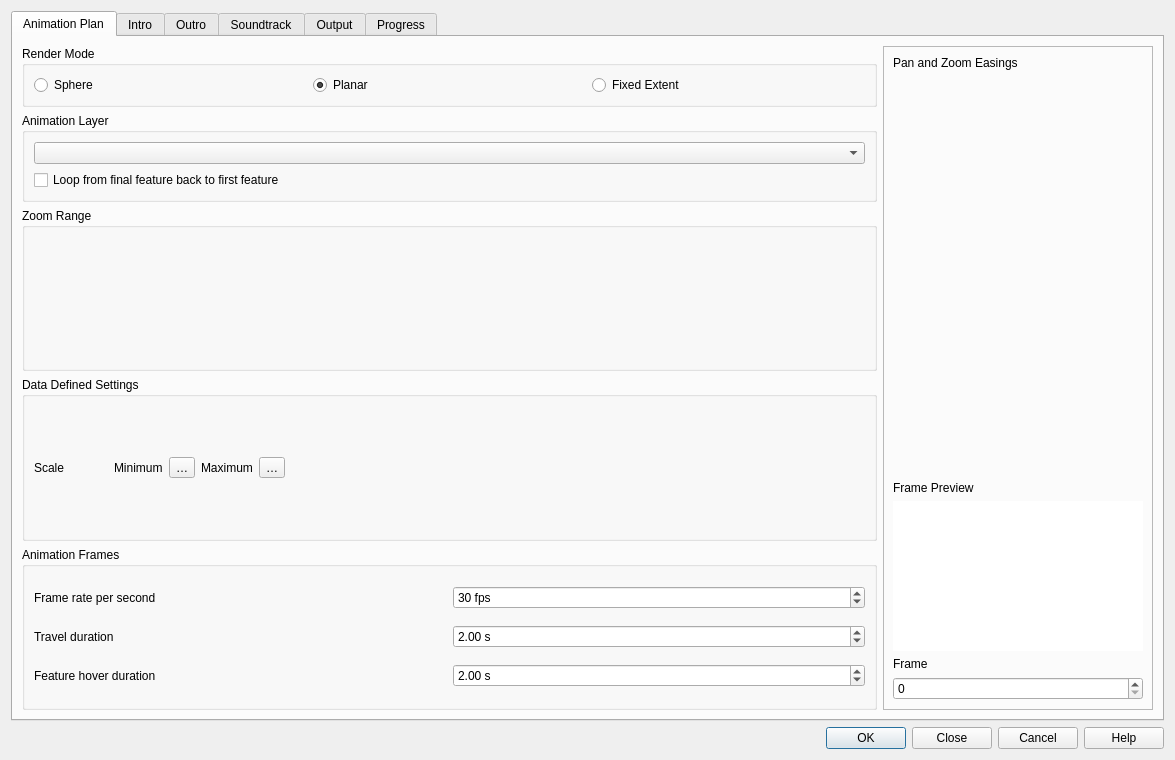
timlinux/QGISAnimationWorkbench, file animation_workbench/ui/animation_workbench_base.ui: the form before one commit.
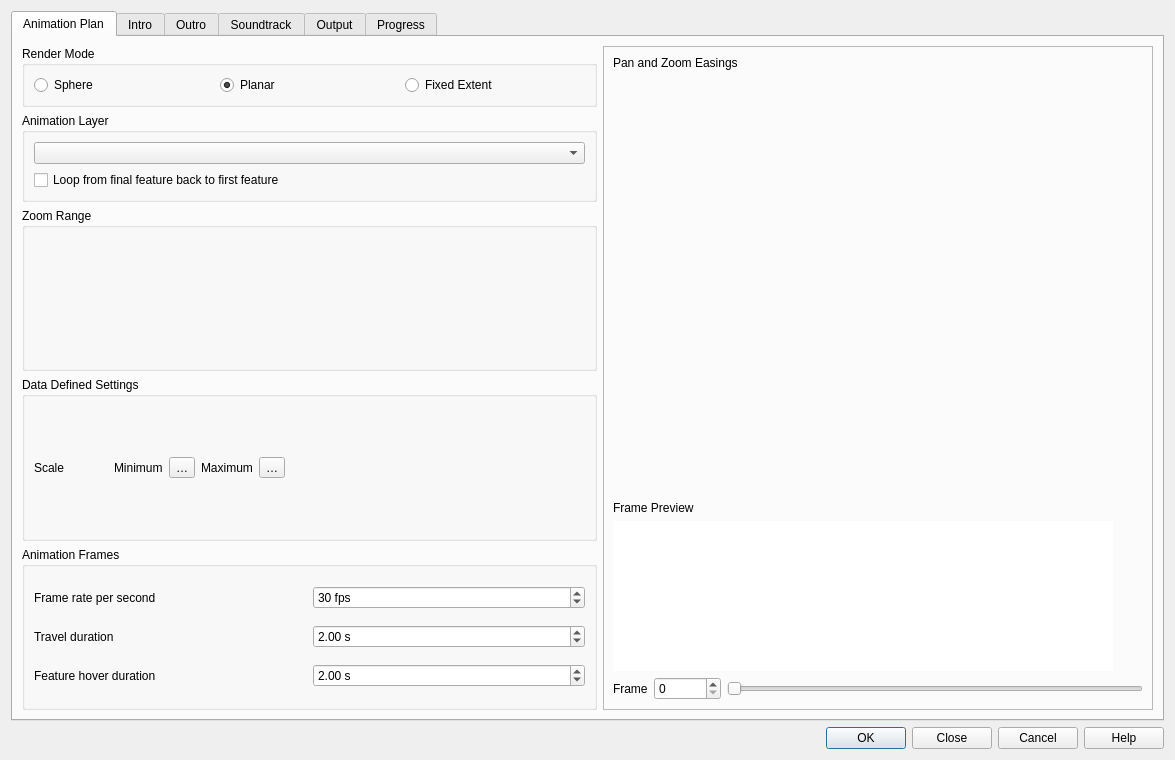
The form after the commit. Custom widgets are drawn as their Qt base class.

Commit message:
Add frame slider control and restore easing animation
- Add horizontal slider next to compact frame spinbox for easier scrubbing
- Slider and spinbox stay synced bidirectionally
- Restore timer-based easing dot animation that was accidentally removed
- Connect frame controls to update slider range when total frames changes

What changed in the file:
```diff
--- a/animation_workbench/ui/animation_workbench_base.ui
+++ b/animation_workbench/ui/animation_workbench_base.ui
@@ -164,14 +164,12 @@
             </property>
            </widget>
           </item>
-          <item row="7" column="0">
-           <widget class="QSpinBox" name="preview_frame_spin">
-            <property name="maximum">
-             <number>999999999</number>
-            </property>
-           </widget>
-          </item>
           <item row="6" column="0">
+           <layout class="QHBoxLayout" name="frameControlLayout">
+            <property name="spacing">
+             <number>6</number>
+            </property>
+            <item>
            <widget class="QLabel" name="preview_number_label">
             <property name="sizePolicy">
              <sizepolicy hsizetype="Minimum" vsizetype="Minimum">
@@ -183,6 +181,52 @@
              <string>Frame</string>
             </property>
            </widget>
+            </item>
+            <item>
+             <widget class="QSpinBox" name="preview_frame_spin">
+              <property name="sizePolicy">
+               <sizepolicy hsizetype="Minimum" vsizetype="Fixed">
+                <horstretch>0</horstretch>
+                <verstretch>0</verstretch>
+               </sizepolicy>
+              </property>
+              <property name="minimumSize">
+               <size>
+                <width>60</width>
+                <height>0</height>
+               </size>
+              </property>
+              <property name="maximumSize">
+               <size>
+                <width>80</width>
+                <height>16777215</height>
+               </size>
+              </property>
+              <property name="maximum">
+               <number>999999999</number>
+              </property>
+             </widget>
+            </item>
+            <item>
+             <widget class="QSlider" name="preview_frame_slider">
+              <property name="sizePolicy">
+               <sizepolicy hsizetype="Expanding" vsizetype="Fixed">
+                <horstretch>1</horstretch>
+                <verstretch>0</verstretch>
+               </sizepolicy>
+              </property>
+              <property name="maximum">
+               <number>100</number>
+              </property>
+              <property name="orientation">
+               <enum>Qt::Horizontal</enum>
+              </property>
+              <property name="tickPosition">
+               <enum>QSlider::NoTicks</enum>
+              </property>
+             </widget>
+            </item>
+           </layout>
           </item>
           <item row="1" column="0">
            <widget class="EasingPreview" name="pan_easing_widget" native="true">
```
Lines whose indentation alone changed are shown as unchanged. The commit also changes 2 other files.
